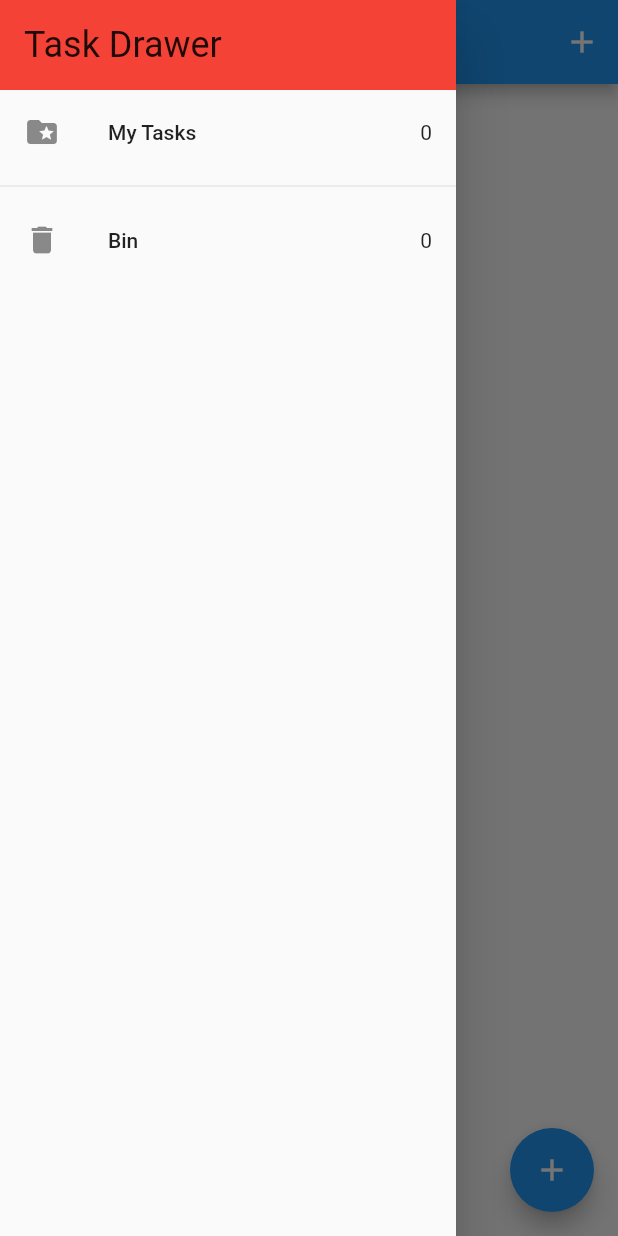
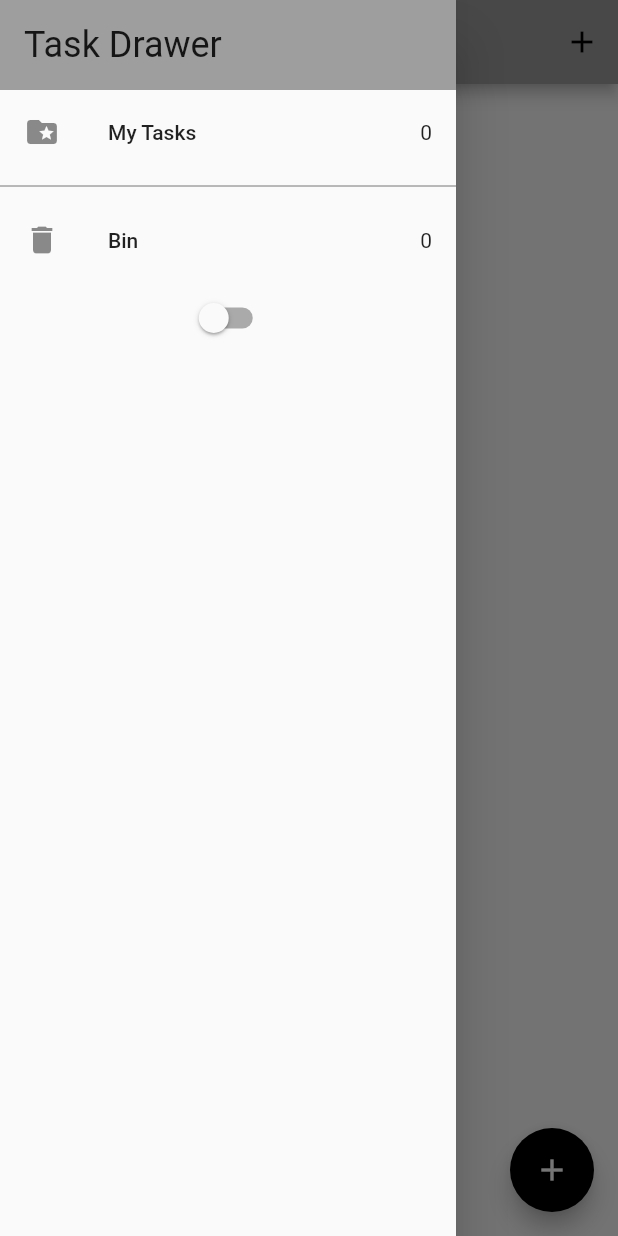
Before and after one commit to ElvinSadikhov/tasksApp, a Flutter app: the screen it shows after launch, with the side drawer open, on a phone screen of 412 x 824 dp. Run offline on Flutter 3.47's test engine with Material 2 defaults, Android fonts, the phone set to English and light mode, and no system bars; our stand-ins replace equatable, flutter_bloc, hydrated_bloc.

Commit message:
feat: added theme bloc

```diff
--- a/lib/blocs/bloc_exports.dart
+++ b/lib/blocs/bloc_exports.dart
@@ -1,3 +1,4 @@
-export './bloc/tasks_bloc.dart';
+export './tasks_bloc/tasks_bloc.dart';
+export './theme_bloc/theme_bloc.dart';
 export 'package:flutter_bloc/flutter_bloc.dart';
 export 'package:hydrated_bloc/hydrated_bloc.dart';
--- /dev/null
+++ b/lib/blocs/theme_bloc/theme_event.dart
@@ -0,0 +1,12 @@
+part of 'theme_bloc.dart';
+
+abstract class ThemeEvent extends Equatable {
+  const ThemeEvent();
+
+  @override
+  List<Object> get props => [];
+}
+
+class SwitchOnEvent extends ThemeEvent {}
+
+class SwitchOffEvent extends ThemeEvent {}
--- /dev/null
+++ b/lib/blocs/theme_bloc/theme_state.dart
@@ -0,0 +1,16 @@
+part of 'theme_bloc.dart';
+
+abstract class ThemeState extends Equatable {
+  final AppTheme appTheme;
+  const ThemeState({required this.appTheme});
+  @override
+  List<Object> get props => [appTheme];
+}
+
+class LightThemeState extends ThemeState {
+  const LightThemeState() : super(appTheme: AppTheme.light);
+}
+
+class DarkThemeState extends ThemeState {
+  const DarkThemeState() : super(appTheme: AppTheme.dark);
+}
--- /dev/null
+++ b/lib/consts/app_themes.dart
@@ -0,0 +1,50 @@
+import 'package:flutter/material.dart';
+
+class AppThemes {
+  AppThemes._();
+
+  static final lightThemeData = ThemeData(
+    primarySwatch: Colors.grey,
+    primaryColor: Colors.white,
+    brightness: Brightness.light,
+    backgroundColor: const Color(0xFFE5E5E5),
+    dividerColor: const Color(0xff757575),
+    floatingActionButtonTheme: const FloatingActionButtonThemeData(
+      backgroundColor: Colors.black,
+      foregroundColor: Colors.white,
+    ),
+    textButtonTheme: TextButtonThemeData(
+      style: ButtonStyle(
+        foregroundColor: MaterialStateProperty.all(Colors.black),
+      ),
+    ),
+    textTheme: const TextTheme(
+      subtitle1: TextStyle(color: Colors.black),
+    ),
+    bottomNavigationBarTheme: const BottomNavigationBarThemeData(
+        backgroundColor: Colors.grey,
+        selectedItemColor: Colors.black,
+        unselectedItemColor: Colors.white),
+  );
+
+  static final darkhemeData = ThemeData(
+    primarySwatch: Colors.grey,
+    primaryColor: Colors.black,
+    brightness: Brightness.dark,
+    backgroundColor: const Color(0xFF212121),
+    dividerColor: Colors.black54,
+    floatingActionButtonTheme: const FloatingActionButtonThemeData(
+      backgroundColor: Colors.white,
+    ),
+    textButtonTheme: TextButtonThemeData(
+      style: ButtonStyle(
+        foregroundColor: MaterialStateProperty.all(Colors.white),
+      ),
+    ),
+    textTheme: const TextTheme(
+      subtitle1: TextStyle(color: Colors.white),
+    ),
+    bottomNavigationBarTheme: const BottomNavigationBarThemeData(
+        backgroundColor: Colors.grey, unselectedItemColor: Colors.white),
+  );
+}
--- a/lib/main.dart
+++ b/lib/main.dart
@@ -1,36 +1,37 @@
 import 'package:flutter/material.dart';
 import 'package:flutter_tasks_app/blocs/bloc_exports.dart';
-import 'package:flutter_tasks_app/blocs/tasks_bloc_observer.dart';
+import 'package:flutter_tasks_app/config/main_configuration.dart';
+import 'package:flutter_tasks_app/consts/app_themes.dart';
 import 'package:flutter_tasks_app/utils/app_router.dart';
-import 'package:path_provider/path_provider.dart';
 
 import 'ui/screens/tasks_screen.dart';
 
 void main() async {
-  WidgetsFlutterBinding.ensureInitialized();
-  HydratedBloc.storage = await HydratedStorage.build(
-      storageDirectory: await getApplicationDocumentsDirectory());
-  Bloc.observer = TasksBlocObserver();
-  runApp(MyApp());
+  await MainConfiguration.configure();
+  runApp(const MyApp());
 }
 
 class MyApp extends StatelessWidget {
-  final TasksBloc _tasksBloc = TasksBloc();
+  const MyApp({Key? key}) : super(key: key);
 
-  MyApp({Key? key}) : super(key: key);
-
-  // This widget is the root of your application.
   @override
   Widget build(BuildContext context) {
-    return BlocProvider.value(
-      value: _tasksBloc,
-      child: MaterialApp(
-        title: 'Flutter Tasks App',
-        theme: ThemeData(
-          primarySwatch: Colors.blue,
-        ),
-        home: const TasksScreen(),
-        onGenerateRoute: AppRouter.onGenerateRoute,
+    return MultiBlocProvider(
+      providers: [
+        BlocProvider(create: (context) => TasksBloc()),
+        BlocProvider(create: (context) => ThemeBloc()),
+      ],
+      child: BlocBuilder<ThemeBloc, ThemeState>(
+        builder: (context, state) {
+          return MaterialApp(
+            debugShowCheckedModeBanner: false,
+            theme: state is DarkThemeState
+                ? AppThemes.darkhemeData
+                : AppThemes.lightThemeData,
+            home: const TasksScreen(),
+            onGenerateRoute: AppRouter.onGenerateRoute,
+          );
+        },
       ),
     );
   }
--- /dev/null
+++ b/lib/models/enums/app_theme.dart
@@ -0,0 +1 @@
+enum AppTheme { light, dark }
--- a/lib/ui/widgets/main_drawer.dart
+++ b/lib/ui/widgets/main_drawer.dart
@@ -3,14 +3,9 @@ import 'package:flutter_tasks_app/blocs/bloc_exports.dart';
 import 'package:flutter_tasks_app/ui/screens/recycle_bin_screen.dart';
 import 'package:flutter_tasks_app/ui/screens/tasks_screen.dart';
 
-class MainDrawer extends StatefulWidget {
+class MainDrawer extends StatelessWidget {
   const MainDrawer({Key? key}) : super(key: key);
 
-  @override
-  State<MainDrawer> createState() => _MainDrawerState();
-}
-
-class _MainDrawerState extends State<MainDrawer> {
   @override
   Widget build(BuildContext context) {
     return SafeArea(
@@ -20,7 +15,7 @@ class _MainDrawerState extends State<MainDrawer> {
             Container(
               width: double.infinity,
               padding: const EdgeInsets.symmetric(vertical: 16, horizontal: 16),
-              color: Colors.red,
+              color: Colors.grey,
               child: Text("Task Drawer",
                   style: Theme.of(context).textTheme.headline5),
             ),
@@ -29,7 +24,7 @@ class _MainDrawerState extends State<MainDrawer> {
                 return Column(
                   children: [
                     GestureDetector(
-                      onTap: _onMyTasksTileTap,
+                      onTap: () => _onMyTasksTileTap(context),
                       child: ListTile(
                           leading: const Icon(Icons.folder_special),
                           title: const Text("My Tasks"),
@@ -37,7 +32,7 @@ class _MainDrawerState extends State<MainDrawer> {
                     ),
                     const Divider(),
                     GestureDetector(
-                      onTap: _onRecycleBinTileTap,
+                      onTap: () => _onRecycleBinTileTap(context),
                       child: ListTile(
                           leading: const Icon(Icons.delete),
                           title: const Text("Bin"),
@@ -47,13 +42,25 @@ class _MainDrawerState extends State<MainDrawer> {
                 );
               },
             ),
+            BlocBuilder<ThemeBloc, ThemeState>(
+              builder: (context, state) {
+                return Switch(
+                    value: state is DarkThemeState,
+                    onChanged: (value) {
+                      context
+                          .read<ThemeBloc>()
+                          .add(value ? SwitchOnEvent() : SwitchOffEvent());
+                    });
+              },
+            )
           ],
         ),
       ),
     );
   }
 
-  void _onMyTasksTileTap() => Navigator.pushNamed(context, TasksScreen.route);
-  void _onRecycleBinTileTap() =>
-      Navigator.pushNamed(context, RecycleBinScreen.route);
+  void _onMyTasksTileTap(BuildContext context) =>
+      Navigator.pushReplacementNamed(context, TasksScreen.route);
+  void _onRecycleBinTileTap(BuildContext context) =>
+      Navigator.pushReplacementNamed(context, RecycleBinScreen.route);
 }
```
Also changed, not shown: lib/blocs/theme_bloc/theme_bloc.dart (added, +41 -0 lines), lib/config/main_configuration.dart (added, +15 -0 lines), lib/blocs/tasks_bloc/tasks_bloc.dart (renamed from lib/blocs/bloc/tasks_bloc.dart), lib/blocs/tasks_bloc/tasks_event.dart (renamed from lib/blocs/bloc/tasks_event.dart), lib/blocs/tasks_bloc/tasks_state.dart (renamed from lib/blocs/bloc/tasks_state.dart).
